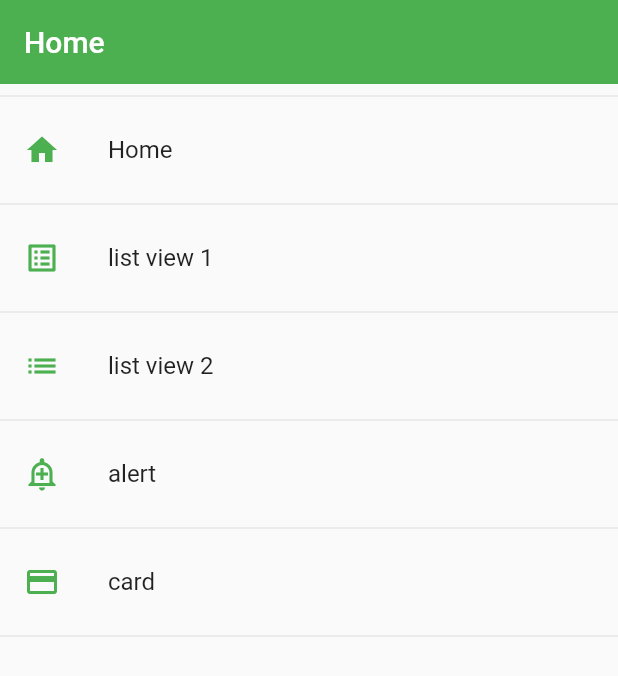
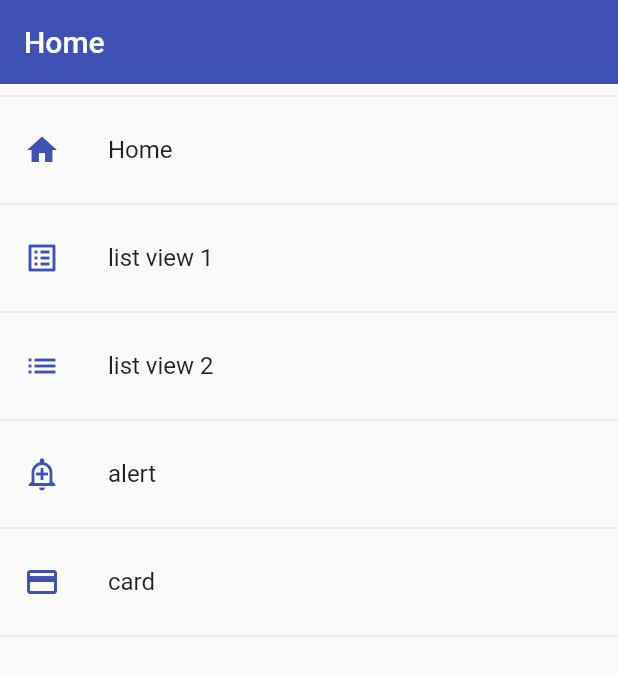
Before and after one commit to Marcos-Kuyoc-FullStack/flutter-components, a Flutter app: the screen it shows after launch, on a phone screen of 412 x 824 dp. Shown: the top 676 px of the screen. Run offline on Flutter 3.47's test engine with Material 2 defaults, Android fonts, the phone set to English and light mode, and no system bars.

```diff
--- a/lib/themes/app_theme.dart
+++ b/lib/themes/app_theme.dart
@@ -1,7 +1,7 @@
 import 'package:flutter/material.dart';
 
 class AppTheme {
-  static const Color primary = Colors.green;
+  static const Color primary = Colors.indigo;
 
   static final ThemeData lightTheme = ThemeData.light().copyWith(
       // Color primario
@@ -10,15 +10,8 @@ class AppTheme {
       appBarTheme: const AppBarTheme(
         color: primary,
         elevation: 0,
-      ));
-
-  static final ThemeData darkTheme = ThemeData.light().copyWith(
-      // Color primario
-      primaryColor: Colors.indigo,
-      // AppBar Them
-      appBarTheme: const AppBarTheme(
-        color: primary,
-        elevation: 0,
       ),
-      scaffoldBackgroundColor: Colors.black);
+      // TextButtomTheme
+      textButtonTheme: TextButtonThemeData(
+          style: TextButton.styleFrom(foregroundColor: primary)));
 }
--- /dev/null
+++ b/lib/widgets/widgets.dart
@@ -0,0 +1 @@
+export '../widgets/custom_card_type1.dart';
```
Also changed, not shown: lib/screens/card.dart (+10 -1 lines), lib/widgets/custom_card_type1.dart (added, +44 -0 lines).
